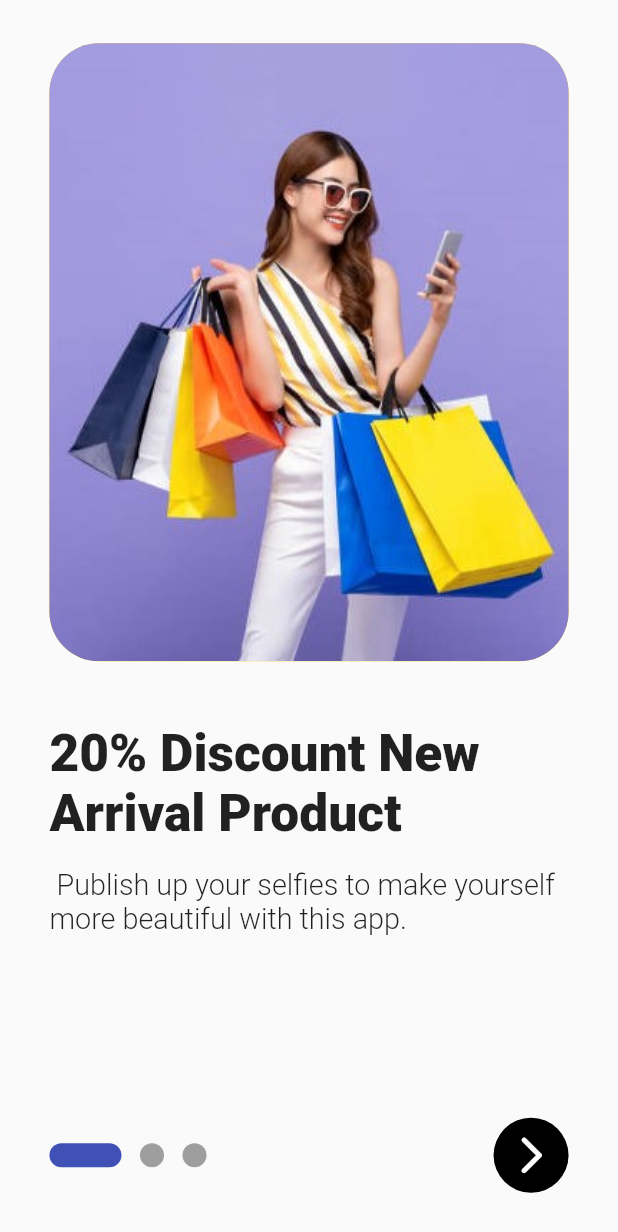
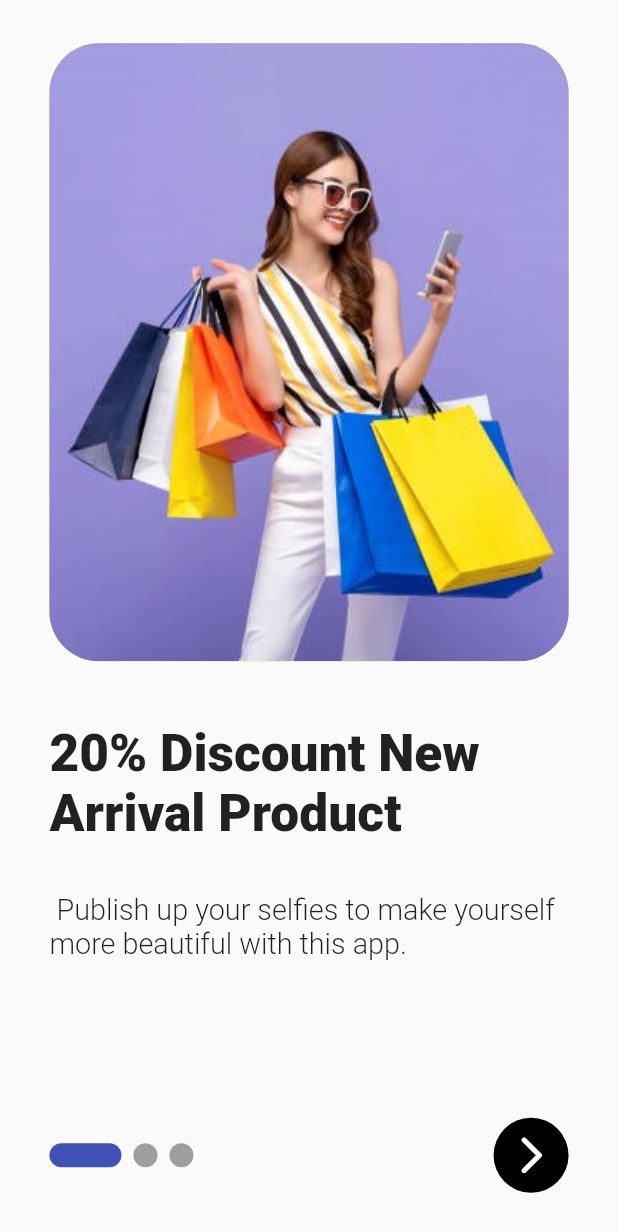
Before and after one commit to VivekTailor19/fashion_forward, a Flutter app: the screen it shows after launch, on a phone screen of 412 x 824 dp. Shown: the top 1232 px of the screen. Run offline on Flutter 3.47's test engine with Material 2 defaults, Android fonts, the phone set to English and light mode, and no system bars; drawn by our look-alikes of smooth_page_indicator; our stand-ins replace cloud_firestore, firebase_auth, firebase_core, get, google_sign_in, sizer; missing offline and left inert: razorpay_flutter; accounts and stored records are empty.

Commit message:
fashion_forward

```diff
--- a/lib/screens/02 intro/introScreen.dart
+++ b/lib/screens/02 intro/introScreen.dart
@@ -47,6 +47,8 @@ class _IntroScreenState extends State<IntroScreen> {
 
               Obx(() =>  Text("${i_control.introList[i_control.currentIndex.value].heading}",style: TextStyle(fontWeight: FontWeight.w800,fontSize: 25.sp),maxLines: 2,textAlign: TextAlign.left,)),
 
+              SizedBox(height: 2.h,),
+
 
               Padding(
                 padding:  EdgeInsets.symmetric(vertical: 2.h),
@@ -56,14 +58,12 @@ class _IntroScreenState extends State<IntroScreen> {
               Spacer(),
               Row(mainAxisAlignment: MainAxisAlignment.spaceBetween,
                 children: [
-                  SmoothPageIndicator(
 
-                    controller: i_control.controller,
-                    count: 3,
-                    axisDirection: Axis.horizontal,
-                    effect: ExpandingDotsEffect(
-                      radius: 1.h,
-                      spacing: 3.w,
+                  Obx(
+                    () =>  AnimatedSmoothIndicator(
+                      activeIndex: i_control.currentIndex.value,
+                      count: 3,
+                      effect: ExpandingDotsEffect(),
                     ),
                   ),
 
```
